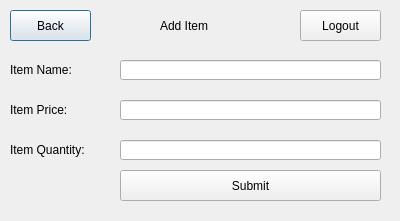
Before: the Qt Designer form QtGui/addItem.ui in Tligtvoet/goat-bulk, drawn with Qt 5.
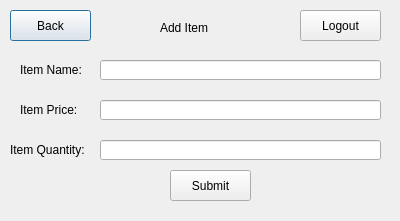
After: the same form once the commit is applied.

Patch:
```diff
--- a/QtGui/addItem.ui
+++ b/QtGui/addItem.ui
@@ -16,9 +16,9 @@
   <widget class="QLineEdit" name="lineEdit_iName">
    <property name="geometry">
     <rect>
-     <x>120</x>
+     <x>100</x>
      <y>60</y>
-     <width>261</width>
+     <width>281</width>
      <height>20</height>
     </rect>
    </property>
@@ -26,9 +26,9 @@
   <widget class="QLabel" name="label">
    <property name="geometry">
     <rect>
-     <x>10</x>
+     <x>20</x>
      <y>60</y>
-     <width>81</width>
+     <width>71</width>
      <height>20</height>
     </rect>
    </property>
@@ -39,9 +39,9 @@
   <widget class="QLineEdit" name="lineEdit_iPrice">
    <property name="geometry">
     <rect>
-     <x>120</x>
+     <x>100</x>
      <y>100</y>
-     <width>261</width>
+     <width>281</width>
      <height>20</height>
     </rect>
    </property>
@@ -49,9 +49,9 @@
   <widget class="QLabel" name="label_2">
    <property name="geometry">
     <rect>
-     <x>10</x>
+     <x>20</x>
      <y>100</y>
-     <width>81</width>
+     <width>71</width>
      <height>20</height>
     </rect>
    </property>
@@ -62,9 +62,9 @@
   <widget class="QLineEdit" name="lineEdit_iQuan">
    <property name="geometry">
     <rect>
-     <x>120</x>
+     <x>100</x>
      <y>140</y>
-     <width>261</width>
+     <width>281</width>
      <height>20</height>
     </rect>
    </property>
@@ -98,9 +98,9 @@
   <widget class="QPushButton" name="submit_button">
    <property name="geometry">
     <rect>
-     <x>120</x>
+     <x>170</x>
      <y>170</y>
-     <width>261</width>
+     <width>81</width>
      <height>31</height>
     </rect>
    </property>
@@ -125,9 +125,9 @@
    <property name="geometry">
     <rect>
      <x>160</x>
-     <y>15</y>
+     <y>20</y>
      <width>81</width>
-     <height>21</height>
+     <height>16</height>
     </rect>
    </property>
    <property name="text">
```
